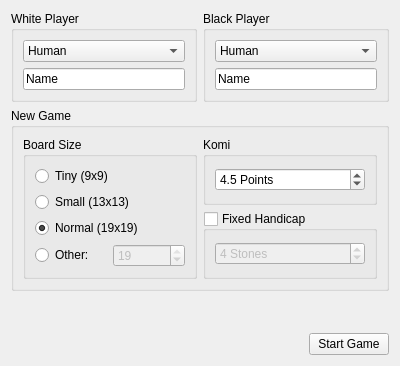
Old version of the form src/gui/widgets/setupwidget.ui in the repository KDE/kigo.
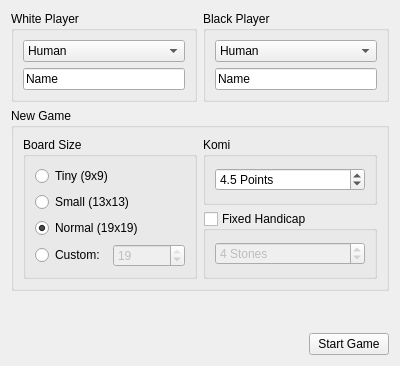
New version of the form. Custom widgets are drawn as their Qt base class.

Patch:
```diff
--- a/src/gui/widgets/setupwidget.ui
+++ b/src/gui/widgets/setupwidget.ui
@@ -343,7 +343,7 @@
                 <item row="3" column="0">
                  <widget class="QRadioButton" name="sizeOther">
                   <property name="text">
-                   <string>Other:</string>
+                   <string>Custom:</string>
                   </property>
                  </widget>
                 </item>
```
